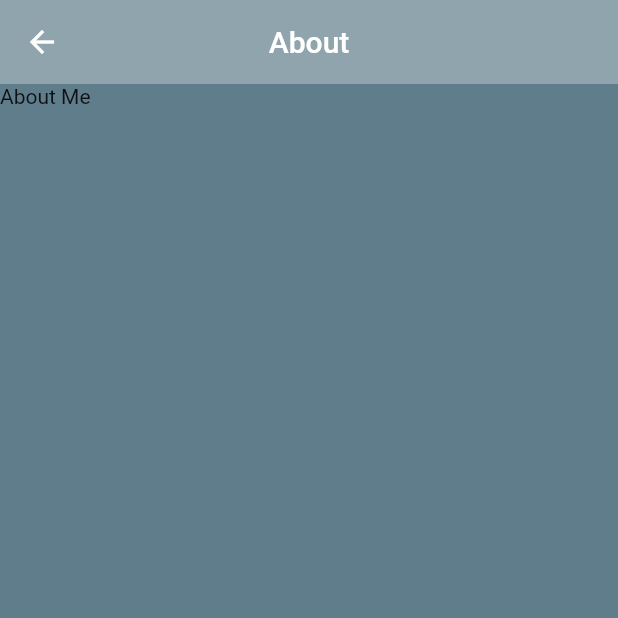
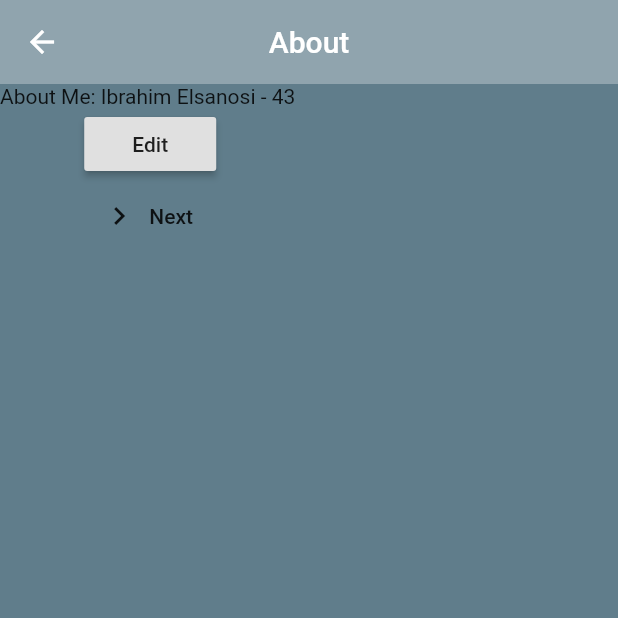
Before and after one commit to ibrahimshbat/mobileapps, a Flutter app: the screen it shows after launch, after a tap on "About Me", on a phone screen of 412 x 824 dp, the top half of it. Run offline on Flutter 3.47's test engine with Material 2 defaults, Android fonts, the phone set to English and light mode, and no system bars.

```diff
--- a/ibrahimapp/lib/pages/About.dart
+++ b/ibrahimapp/lib/pages/About.dart
@@ -5,6 +5,25 @@ class About extends StatefulWidget {
 }
 
 class _AboutState extends State<About> {
+  @override
+  String name = "Ibrahim Elsanosi";
+  int age = 43;
+
+  void getinfo() async{
+    await Future.delayed(Duration(seconds: 5), (){
+      print("Hello this is info");
+    });
+    await Future.delayed(Duration(seconds: 2), (){
+      print("sync1");
+    });
+    print("Hello1");
+
+  }
+  void initState() {
+    // TODO: implement initState
+    super.initState();
+    getinfo();
+  }
   @override
   Widget build(BuildContext context) {
     return Scaffold(
@@ -15,9 +34,30 @@ class _AboutState extends State<About> {
         centerTitle: true,
         elevation: 0,
       ),
-      body: Text(
-          "About Me",
+      body: Column(
+        children: <Widget>[
+          Text(
+            "About Me: $name - $age ",
+          ),
+          RaisedButton(
+            onPressed: (){
+              setState(() {
+                name = "Aishah Ahmed";
+                age = 36;
+              });
+            },
+            child: Text("Edit"),
+          ),
+          FlatButton.icon(
+              onPressed: (){
+                Navigator.pushNamed(context, "/Resume");
+              },
+              icon: Icon(Icons.navigate_next),
+              label: Text("Next"),
+          )
+        ],
       ),
+
     );
   }
 }
```
Also changed, not shown: ibrahimapp/lib/pages/Resume.dart (+20 -2 lines).
